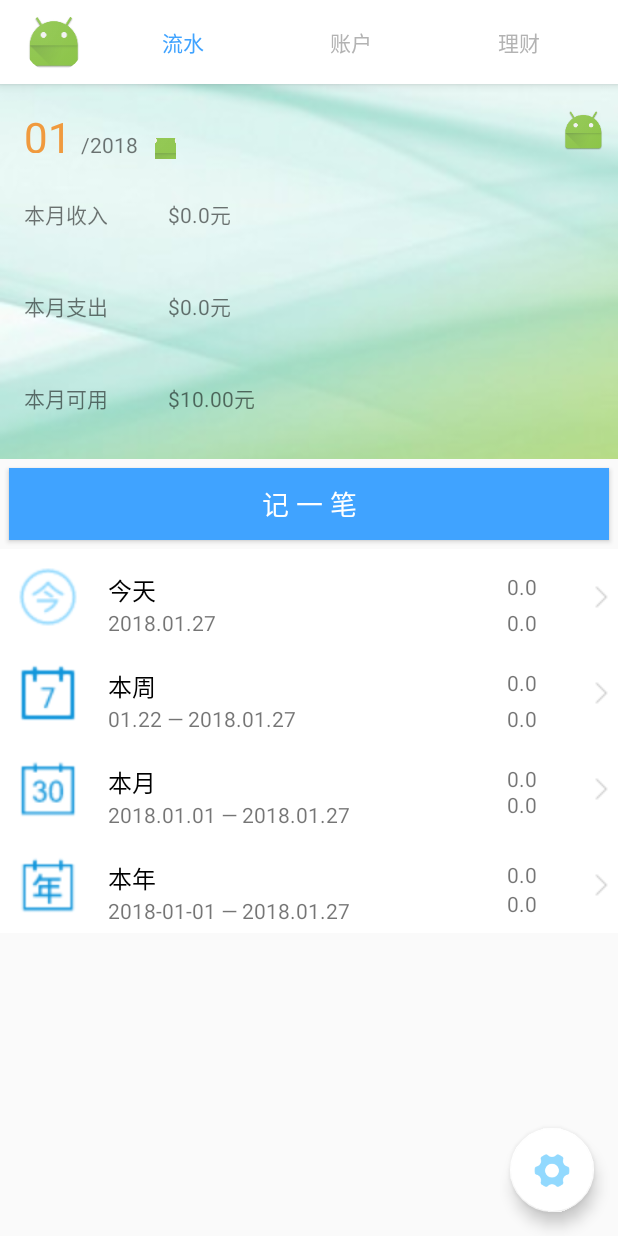
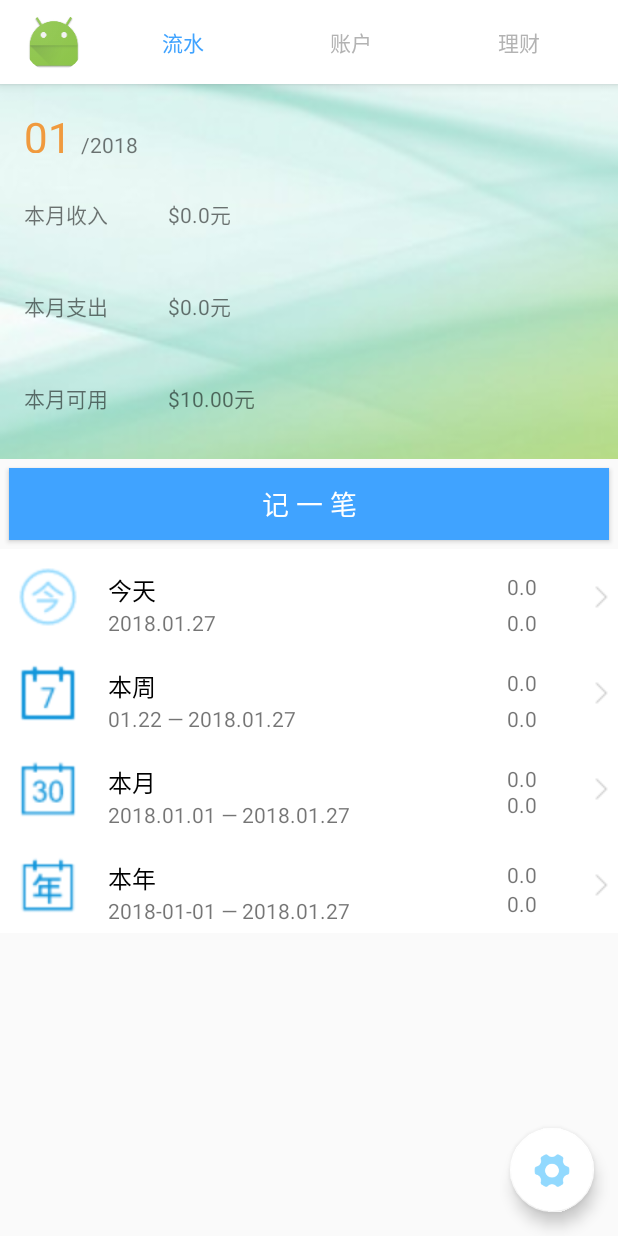
Before and after one commit to starjunjun/KeepInMind, an Android app: the screen it shows after launch (TotalActivity), on a phone screen of 412 x 824 dp. Run offline under Robolectric (Android 15) with nearby library versions, the phone set to English and light mode, and no system bars; our stand-ins replace CircleImageView, EventBus; libraries missing offline, so code that uses them is left out: org.litepal, org.litepal.crud; pictures from the network do not load; 4 statements that could not run were skipped.

Commit message:
删除多余按钮

```diff
--- a/app/src/main/res/layout/detailbill_header.xml
+++ b/app/src/main/res/layout/detailbill_header.xml
@@ -51,28 +51,18 @@
                 android:layout_toRightOf="@+id/month"
                 android:text="/2017" />
 
-            <ImageButton
-                android:id="@+id/hindButton"
-                android:layout_width="14dp"
-                android:layout_height="14dp"
-                android:layout_alignBottom="@+id/year"
-                android:layout_gravity="bottom"
-                android:layout_marginLeft="11dp"
-                android:layout_marginStart="11dp"
-                android:layout_toEndOf="@+id/year"
-                android:layout_toRightOf="@+id/year"
-                android:src="@mipmap/ic_launcher" />
 
-            <ImageView
-                android:id="@+id/menuButton"
-                android:layout_width="30dp"
-                android:layout_height="30dp"
-                android:layout_alignParentEnd="true"
-                android:layout_alignParentRight="true"
-                android:layout_alignTop="@+id/month"
-                android:layout_gravity="bottom"
-                android:layout_marginRight="8dp"
-                android:src="@mipmap/ic_launcher" />
+
+            <!--<ImageView-->
+                <!--android:id="@+id/menuButton"-->
+                <!--android:layout_width="30dp"-->
+                <!--android:layout_height="30dp"-->
+                <!--android:layout_alignParentEnd="true"-->
+                <!--android:layout_alignParentRight="true"-->
+                <!--android:layout_alignTop="@+id/month"-->
+                <!--android:layout_gravity="bottom"-->
+                <!--android:layout_marginRight="8dp"-->
+                <!--android:src="@mipmap/ic_launcher" />-->
 
         </RelativeLayout>
         <RelativeLayout
```
